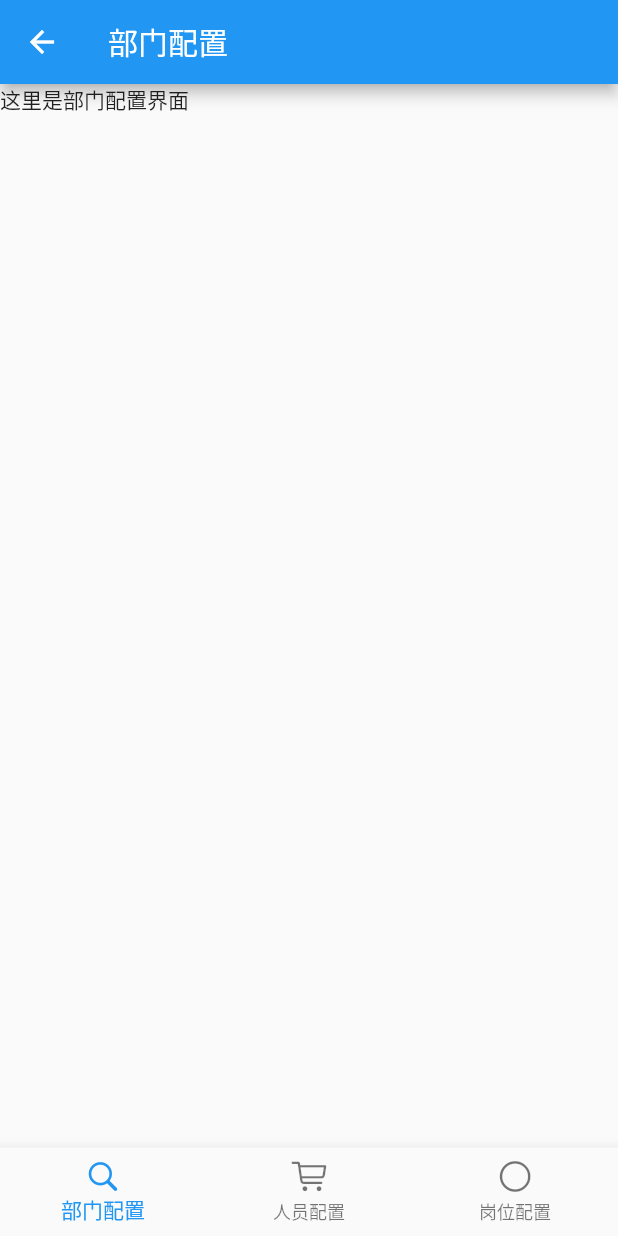
After one commit to maintenance-manual/Maintenance-Manual, a Flutter app: the IndexPage1 screen opened directly, on a phone screen of 412 x 824 dp. The commit adds this screen. Run offline on Flutter 3.47's test engine with Material 2 defaults, Android fonts, the phone set to English and light mode, and no system bars.

Commit message:
对程序框架的细化更新
作者：刘硕
新增对各个功能分页的框架更新，但存在一个漏洞，点击分页中的任意界面都最终导航至同一个页面，只能之后通过点击底部导航栏来切换

```diff
--- a/manual/lib/main.dart
+++ b/manual/lib/main.dart
@@ -1,7 +1,8 @@
 import 'package:flutter/material.dart';
 import 'splash_screen.dart';
 
-void main()=>runApp(MyApp());
+void main() => runApp(MyApp());
+
 class MyApp extends StatelessWidget {
   const MyApp({Key key}) : super(key: key);
 
--- /dev/null
+++ b/manual/lib/pages/Basic_Configure/department_configure.dart
@@ -0,0 +1,15 @@
+import 'package:flutter/material.dart';
+import 'package:flutter/cupertino.dart';
+
+class DepartmentConfigure extends StatelessWidget {
+  @override
+  Widget build(BuildContext context) {
+    return Container(
+        child: Scaffold(
+      appBar: AppBar(
+        title: Text('部门配置'),
+      ),
+      body: Text('这里是部门配置界面'),
+    ));
+  }
+}
--- /dev/null
+++ b/manual/lib/pages/Basic_Configure/index_page1.dart
@@ -0,0 +1,58 @@
+import 'package:flutter/material.dart';
+import 'package:flutter/cupertino.dart'; //cupertino风格组件;
+import 'package:manual/pages/Basic_Configure/department_configure.dart'; //基本配置部门配置界面;
+import 'package:manual/pages/Basic_Configure/people_configure.dart'; //基本配置人员配置界面;
+import 'package:manual/pages/Basic_Configure/post_configure.dart'; //基本配置岗位配置界面;
+
+class IndexPage1 extends StatefulWidget {
+  //动态组件;
+  _IndexPage1State createState() => _IndexPage1State();
+}
+
+class _IndexPage1State extends State<IndexPage1> {
+  final List<BottomNavigationBarItem> bottomTabs = [
+    //定义BottomNavigationBarItem底部导航条组件(图片，文字)
+    BottomNavigationBarItem(
+        icon: Icon(CupertinoIcons.search), title: Text('部门配置')),
+    BottomNavigationBarItem(
+        icon: Icon(CupertinoIcons.shopping_cart), title: Text('人员配置')),
+    BottomNavigationBarItem(
+        icon: Icon(CupertinoIcons.circle), title: Text('岗位配置')),
+  ];
+
+  final List tabBodies = [
+    //数组选择需要进入的页面，按照0，1，2，3顺序
+    DepartmentConfigure(),
+    PeopleConfigure(),
+    PostConfigure(),
+  ];
+
+  int currentIndex = 0; //索引
+  var currentPage; //显示页面(动态)
+
+  @override
+  void initState() {
+    //路由
+    currentPage = tabBodies[currentIndex]; //默认homepage页面打开
+    super.initState(); //选择其他页面
+  }
+
+  @override
+  Widget build(BuildContext context) {
+    return Scaffold(
+      backgroundColor: Color.fromRGBO(244, 245, 244, 1.0),
+      bottomNavigationBar: BottomNavigationBar(
+        type: BottomNavigationBarType.fixed, //用于显示bottom的类型;
+        currentIndex: currentIndex, //当前索引，用来切换按钮控制;
+        items: bottomTabs, //对应List<BottomNavigationBarItem>上文，包含图片，文字信息;
+        onTap: (index) {
+          setState(() {
+            currentIndex = index;
+            currentPage = tabBodies[currentIndex];
+          }); //翻牌子
+        },
+      ),
+      body: currentPage,
+    );
+  }
+}
--- /dev/null
+++ b/manual/lib/pages/Basic_Configure/people_configure.dart
@@ -0,0 +1,14 @@
+import 'package:flutter/material.dart';
+
+class PeopleConfigure extends StatelessWidget {
+  @override
+  Widget build(BuildContext context) {
+    return Container(
+        child: Scaffold(
+      appBar: AppBar(
+        title: Text('人员配置'),
+      ),
+      body: Text('这里是人员配置界面'),
+    ));
+  }
+}
--- /dev/null
+++ b/manual/lib/pages/Basic_Configure/post_configure.dart
@@ -0,0 +1,14 @@
+import 'package:flutter/material.dart';
+
+class PostConfigure extends StatelessWidget {
+  @override
+  Widget build(BuildContext context) {
+    return Container(
+        child: Scaffold(
+      appBar: AppBar(
+        title: Text('岗位配置'),
+      ),
+      body: Text('这里是岗位配置界面'),
+    ));
+  }
+}
--- /dev/null
+++ b/manual/lib/pages/Department_Configure/departmentname_configure.dart
@@ -0,0 +1,14 @@
+import 'package:flutter/material.dart';
+
+class DepartmentNameConfigure extends StatelessWidget {
+  @override
+  Widget build(BuildContext context) {
+    return Container(
+        child: Scaffold(
+      appBar: AppBar(
+        title: Text('工作名称配置'),
+      ),
+      body: Text('这里是工作名称配置界面'),
+    ));
+  }
+}
--- /dev/null
+++ b/manual/lib/pages/Department_Configure/people_connect.dart
@@ -0,0 +1,14 @@
+import 'package:flutter/material.dart';
+
+class PeopleConnect extends StatelessWidget {
+  @override
+  Widget build(BuildContext context) {
+    return Container(
+        child: Scaffold(
+      appBar: AppBar(
+        title: Text('人员工作对接'),
+      ),
+      body: Text('这里是人员工作对接界面'),
+    ));
+  }
+}
--- /dev/null
+++ b/manual/lib/pages/usercompetence_configure.dart
@@ -0,0 +1,14 @@
+import 'package:flutter/material.dart';
+
+class UserCompetence extends StatelessWidget {
+  @override
+  Widget build(BuildContext context) {
+    return Container(
+        child: Scaffold(
+      appBar: AppBar(
+        title: Text('用户权限配置'),
+      ),
+      body: Text('这里是用户权限配置界面'),
+    ));
+  }
+}
```
Also changed, not shown: manual/lib/login_page.dart (+6 -9 lines), manual/lib/main_page.dart (+20 -15 lines), manual/lib/page1.dart (deleted, +0 -13 lines), manual/lib/pages/Department_Configure/index_page2.dart (added, +58 -0 lines), manual/lib/pages/Department_Configure/wrokflow_connect.dart (added, +14 -0 lines), manual/lib/pages/Handbook_Input/handbook_input.dart (added, +14 -0 lines), manual/lib/pages/Handbook_Input/index_page3.dart (added, +54 -0 lines), manual/lib/pages/Handbook_Input/sequencing_input.dart (added, +14 -0 lines), manual/lib/pages/handbook_search.dart (added, +14 -0 lines), manual/lib/pages/handbook_view.dart (added, +14 -0 lines), manual/lib/splash_screen.dart (+12 -11 lines).
